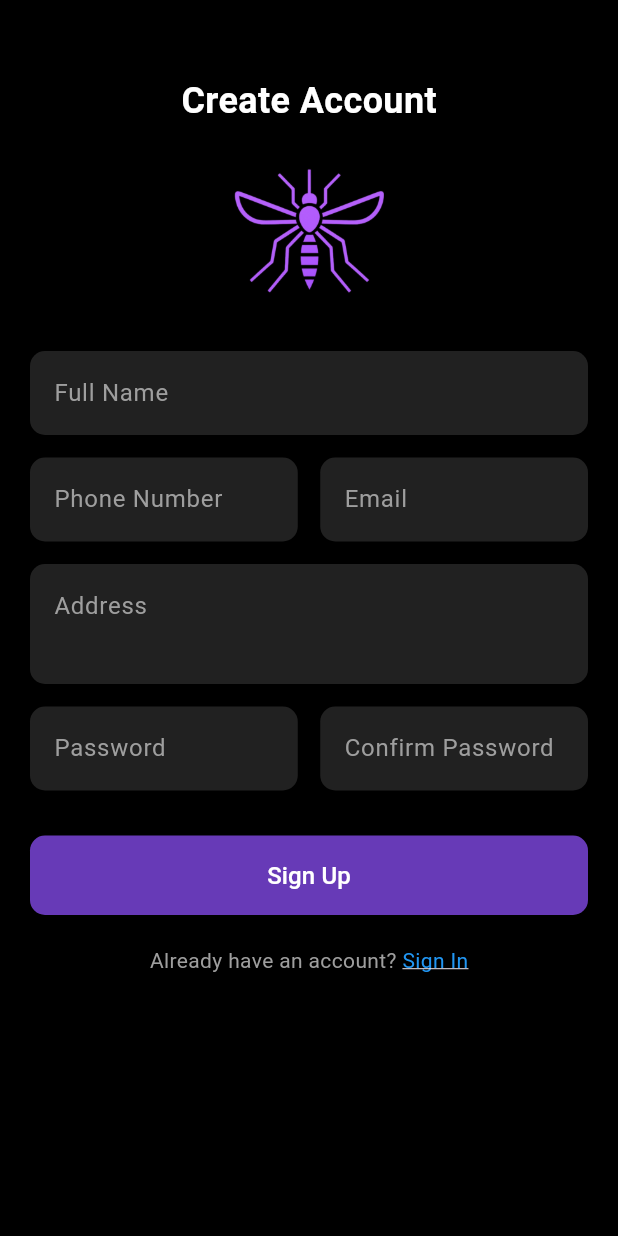
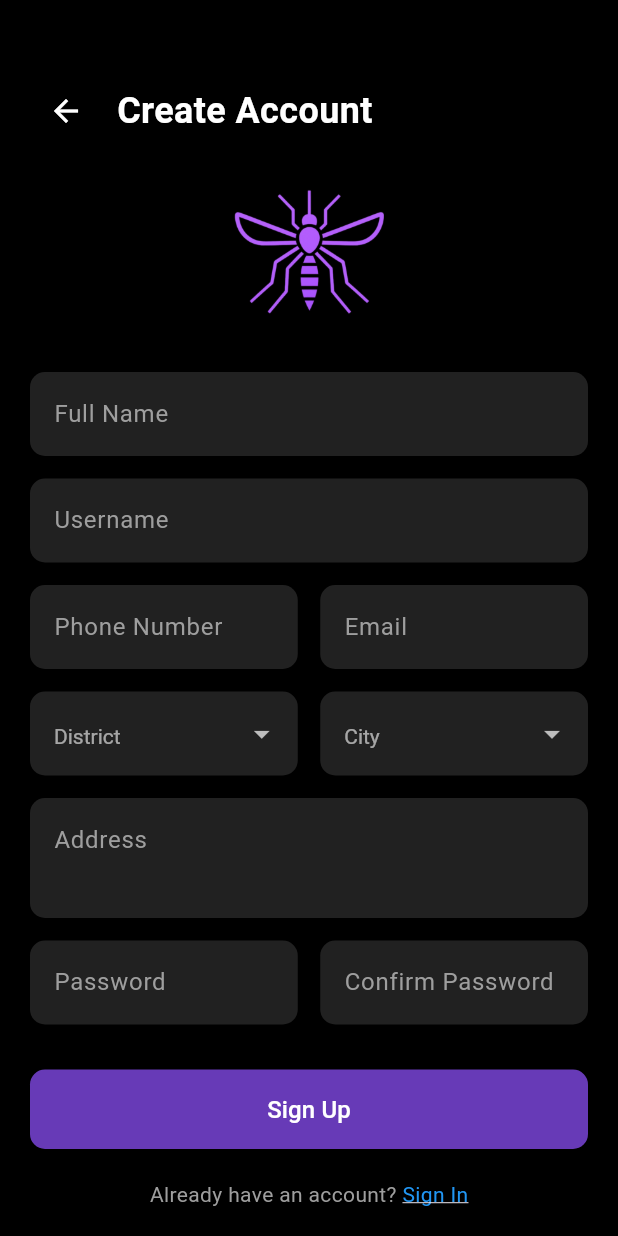
Before and after one commit to BuzzOffX3/buzzoffrelease, a Flutter app: the RegisterPage screen opened directly, on a phone screen of 412 x 824 dp. Run offline on Flutter 3.47's test engine with Material 3 defaults, Android fonts, the phone set to English and light mode, and no system bars; our stand-ins replace cloud_firestore, firebase_auth, firebase_core, fl_chart, image_picker; accounts and stored records are empty.

Commit message:
minor fix

```diff
--- a/lib/Citizens/RegisterPage.dart
+++ b/lib/Citizens/RegisterPage.dart
@@ -1,4 +1,5 @@
 import 'package:flutter/material.dart';
+import 'package:flutter/services.dart';
 import 'package:firebase_auth/firebase_auth.dart';
 import 'package:cloud_firestore/cloud_firestore.dart';
 
@@ -14,35 +15,67 @@ class _RegisterPageState extends State<RegisterPage> {
   final _firestore = FirebaseFirestore.instance;
 
   final nameController = TextEditingController();
+  final usernameController = TextEditingController();
   final phoneController = TextEditingController();
   final emailController = TextEditingController();
   final addressController = TextEditingController();
   final passwordController = TextEditingController();
   final confirmPasswordController = TextEditingController();
 
+  final List<String> districts = ['Colombo', 'Gampaha', 'Kandy'];
+  final List<String> cities = ['City 1', 'City 2', 'City 3'];
+
+  String? selectedDistrict;
+  String? selectedCity;
+
   bool isLoading = false;
 
   void _register() async {
     final name = nameController.text.trim();
+    final username = usernameController.text.trim();
     final phone = phoneController.text.trim();
     final email = emailController.text.trim();
     final address = addressController.text.trim();
     final password = passwordController.text;
     final confirmPassword = confirmPasswordController.text;
 
-    // Validate inputs
     if ([
           name,
+          username,
           phone,
           email,
           address,
           password,
           confirmPassword,
-    ].any((e) => e.isEmpty)) {
-      _showMessage("Please fill all fields");
+        ].any((e) => e.isEmpty) ||
+        selectedDistrict == null ||
+        selectedCity == null) {
+      showDialog(
+        context: context,
+        builder: (context) => AlertDialog(
+          backgroundColor: Colors.black,
+          title: const Text(
+            'Field Required',
+            style: TextStyle(color: Colors.yellowAccent),
+          ),
+          content: const Text(
+            'Please fill in all fields.',
+            style: TextStyle(color: Colors.white),
+          ),
+          actions: [
+            TextButton(
+              child: const Text(
+                'OK',
+                style: TextStyle(color: Color(0xFFD9ADF7)),
+              ),
+              onPressed: () => Navigator.of(context).pop(),
+            ),
+          ],
+        ),
+      );
       return;
     }
-    if (phone.length < 10) {
+    if (!RegExp(r'^\d{10}$').hasMatch(phone)) {
       _showMessage("Invalid phone number");
       return;
     }
@@ -62,17 +95,20 @@ class _RegisterPageState extends State<RegisterPage> {
 
       await _firestore.collection('users').doc(uid).set({
         'uid': uid,
-        'username': name,
+        'name': name,
+        'username': username,
         'phone': phone,
         'email': email,
         'address': address,
+        'district': selectedDistrict,
+        'city': selectedCity,
         'role': 'citizen',
         'createdAt': FieldValue.serverTimestamp(),
       });
 
       if (!mounted) return;
       _showMessage("Registration Successful");
-      Navigator.pop(context); // Go back to sign in
+      Navigator.pop(context);
     } on FirebaseAuthException catch (e) {
       String msg = "Registration failed";
       if (e.code == 'email-already-in-use') {
@@ -118,6 +154,13 @@ class _RegisterPageState extends State<RegisterPage> {
         child: Column(
           children: [
             const SizedBox(height: 30),
+            Row(
+              children: [
+                IconButton(
+                  onPressed: () => Navigator.pop(context),
+                  icon: const Icon(Icons.arrow_back, color: Colors.white),
+                ),
+                const SizedBox(width: 10),
                 const Text(
                   'Create Account',
                   style: TextStyle(
@@ -126,6 +169,8 @@ class _RegisterPageState extends State<RegisterPage> {
                     fontWeight: FontWeight.bold,
                   ),
                 ),
+              ],
+            ),
             const SizedBox(height: 20),
             Image.asset('images/logo.png', width: 100, height: 100),
             const SizedBox(height: 30),
@@ -133,6 +178,13 @@ class _RegisterPageState extends State<RegisterPage> {
             TextField(
               controller: nameController,
               decoration: _inputDecoration('Full Name'),
+              style: const TextStyle(color: Colors.white),
+            ),
+            const SizedBox(height: 15),
+
+            TextField(
+              controller: usernameController,
+              decoration: _inputDecoration('Username'),
               style: const TextStyle(color: Colors.white),
             ),
             const SizedBox(height: 15),
@@ -154,6 +206,44 @@ class _RegisterPageState extends State<RegisterPage> {
                     decoration: _inputDecoration('Email'),
                     style: const TextStyle(color: Colors.white),
                     keyboardType: TextInputType.emailAddress,
+                  ),
+                ),
+              ],
+            ),
+            const SizedBox(height: 15),
+
+            Row(
+              children: [
+                Expanded(
+                  child: DropdownButtonFormField<String>(
+                    value: selectedDistrict,
+                    items: districts
+                        .map((d) => DropdownMenuItem(value: d, child: Text(d)))
+                        .toList(),
+                    onChanged: (value) {
+                      setState(() => selectedDistrict = value);
+                    },
+                    decoration: _inputDecoration('District'),
+                    dropdownColor: Colors.grey[900],
+                    style: const TextStyle(color: Colors.white),
+                  ),
+                ),
+                const SizedBox(width: 15),
+                Expanded(
+                  child: DropdownButtonFormField<String>(
+                    value: selectedCity,
+                    items: cities
+                        .map((c) => DropdownMenuItem(value: c, child: Text(c)))
+                        .toList(),
+                    onChanged: (value) {
+                      setState(() => selectedCity = value);
+                    },
+                    decoration: _inputDecoration('City'),
+                    dropdownColor: Colors.grey[900],
+                    style: const TextStyle(color: Colors.white),
+                    isExpanded: true,
+                    menuMaxHeight: 200,
+                    borderRadius: BorderRadius.circular(20),
                   ),
                 ),
               ],
--- a/pubspec.yaml
+++ b/pubspec.yaml
@@ -39,6 +39,7 @@ dependencies:
   fl_chart: ^0.63.0
   image_picker: ^1.1.1
   firebase_storage: ^11.6.2
+  dropdown_search: ^5.0.6
 
 
   # The following adds the Cupertino Icons font to your application.
@@ -98,6 +99,8 @@ flutter:
     - images/tips11.png
     - images/tips12.png
     - images/tips13.png
+    - images/edit.jpg
+    - images/back.jpg
 
 
   # An image asset can refer to one or more resolution-specific "variants", see
```
Also changed, not shown: lib/Citizens/EditProfile.dart (added, +309 -0 lines), lib/Citizens/MapsPage.dart (+18 -4 lines), lib/Citizens/SigInPage.dart (+52 -3 lines), images/back.jpg (added), images/edit.jpg (added), pubspec.lock. Lines whose indentation alone changed are shown as unchanged.
